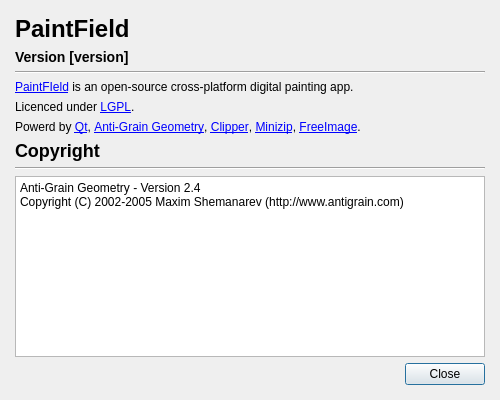
Before: the Qt Designer form src/paintfield/extensions/aboutdialog/aboutdialog.ui in seanchas116/PaintField, drawn with Qt 5.
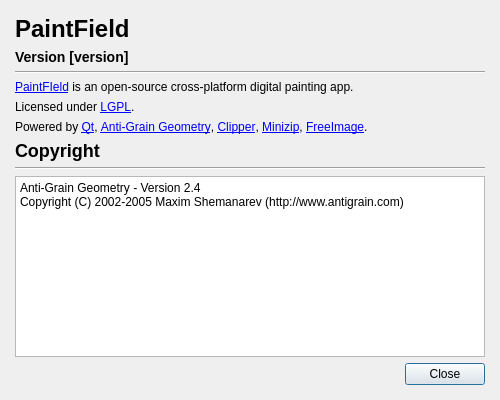
After: the same form once the commit is applied.

Commit message: fixed typo in about dialog

Diff of the .ui file:
```diff
--- a/src/paintfield/extensions/aboutdialog/aboutdialog.ui
+++ b/src/paintfield/extensions/aboutdialog/aboutdialog.ui
@@ -54,7 +54,7 @@
    <item>
     <widget class="QLabel" name="label_5">
      <property name="text">
-      <string>Licenced under &lt;a href=&quot;http://www.gnu.org/copyleft/lesser.html&quot;&gt;LGPL&lt;/a&gt;.</string>
+      <string>Licensed under &lt;a href=&quot;http://www.gnu.org/copyleft/lesser.html&quot;&gt;LGPL&lt;/a&gt;.</string>
      </property>
      <property name="openExternalLinks">
       <bool>true</bool>
@@ -64,7 +64,7 @@
    <item>
     <widget class="QLabel" name="label_4">
      <property name="text">
-      <string>Powerd by &lt;a href=&quot;http://qt-project.org/&quot;&gt;Qt&lt;/a&gt;, &lt;a href=&quot;http://www.antigrain.com/&quot;&gt;Anti-Grain Geometry&lt;/a&gt;, &lt;a href=&quot;http://www.angusj.com/delphi/clipper.php&quot;&gt;Clipper&lt;/a&gt;, &lt;a href=&quot;http://www.winimage.com/zLibDll/minizip.html&quot;&gt;Minizip&lt;/a&gt;, &lt;a href=&quot;http://freeimage.sourceforge.net/&quot;&gt;FreeImage&lt;/a&gt;.</string>
+      <string>Powered by &lt;a href=&quot;http://qt-project.org/&quot;&gt;Qt&lt;/a&gt;, &lt;a href=&quot;http://www.antigrain.com/&quot;&gt;Anti-Grain Geometry&lt;/a&gt;, &lt;a href=&quot;http://www.angusj.com/delphi/clipper.php&quot;&gt;Clipper&lt;/a&gt;, &lt;a href=&quot;http://www.winimage.com/zLibDll/minizip.html&quot;&gt;Minizip&lt;/a&gt;, &lt;a href=&quot;http://freeimage.sourceforge.net/&quot;&gt;FreeImage&lt;/a&gt;.</string>
      </property>
      <property name="openExternalLinks">
       <bool>true</bool>
```
